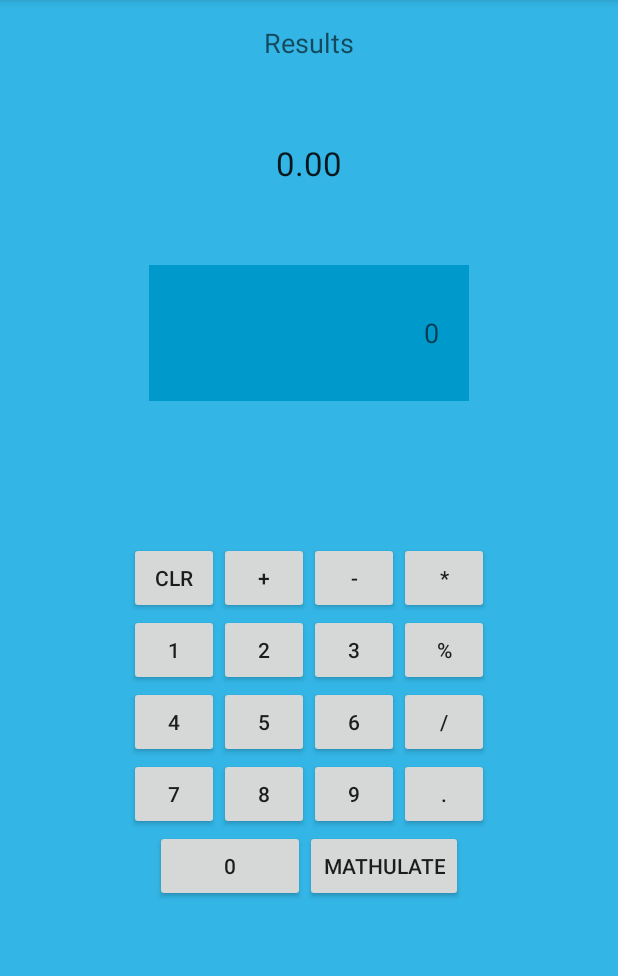
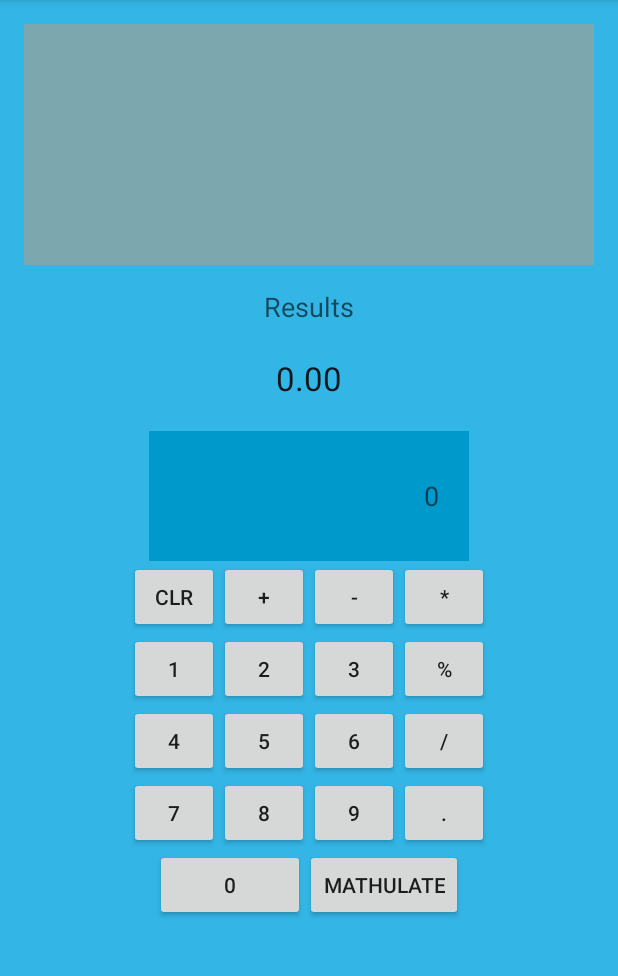
Before and after one commit to JohnMCrooks/Calculator-Android, an Android app: the screen it shows after launch (MainActivity), on a phone screen of 412 x 824 dp, the part 84-1060 px from its top. Run offline under Robolectric (Android 15) with nearby library versions, the phone set to English and light mode, and no system bars.

Commit message:
Started working on the Ticker Tape - Need to append latest input to the top.
TODO:
Deal with Modulo (Alter code to include it or remove it all together)
Work with Fragments
Add different calculator types (Interplanetary weight conversion, BMI, Metric to Imperial, etc...)

Polish

```diff
--- a/app/src/main/java/com/cr00keddesigns/calculator/MainActivity.java
+++ b/app/src/main/java/com/cr00keddesigns/calculator/MainActivity.java
@@ -15,6 +15,7 @@ import java.util.regex.*;
 public class MainActivity extends AppCompatActivity {
 
     private TextView txtResult;
+    private TextView textView3;
 
     private EditText operand1;
 
@@ -65,7 +66,7 @@ public class MainActivity extends AppCompatActivity {
         btn7 = (Button) findViewById(R.id.btn7);
         btn8 = (Button) findViewById(R.id.btn8);
         btn9 = (Button) findViewById(R.id.btn9);
-
+        textView3 = (TextView) findViewById(R.id.textView3);
         txtResult = (TextView) findViewById(R.id.txtResult);
 
         //on click listener allows us to click the button and cause an action to occur
@@ -78,7 +79,8 @@ public class MainActivity extends AppCompatActivity {
                     if (operand1.length()>1) {
                         //verify the last character isn't an operator so that the equation can be evaluated properly.
                         String last = String.valueOf(operand1.getText().charAt(operand1.length() - 1));
-                        checkLast(last, operand1, txtResult);
+                        textView3.append(("\n" + (checkLast(last, operand1, txtResult).getText().toString()) + " = " + txtResult.getText().toString()));
+
                     }else{
                         Toast.makeText(MainActivity.this, "That's a nice digit, what would you like to do with it?", Toast.LENGTH_SHORT).show();
                     }
@@ -216,7 +218,7 @@ public class MainActivity extends AppCompatActivity {
 
     }
 
-    public static void checkLast(String last, EditText operand1, TextView txtResult){
+    public static EditText checkLast(String last, EditText operand1, TextView txtResult){
         //If the last character is an operand, remove it and re-run the check.
         if(last.equals("-") || last.equals("+") ||last.equals("/") || last.equals("*")) {
             operand1.setText(operand1.getText().toString().substring(0,operand1.length()-1));
@@ -227,6 +229,7 @@ public class MainActivity extends AppCompatActivity {
             double result = eval(operand1.getText().toString());
             txtResult.setText(Double.toString(result));
         }
+        return operand1;
     }
 
 /* The Evaluation Code below was found on Stack Overflow originally posted by User 'Boann'.
--- a/app/src/main/res/layout/content_main.xml
+++ b/app/src/main/res/layout/content_main.xml
@@ -22,7 +22,23 @@
         android:layout_height="wrap_content"
         android:layout_gravity="center_horizontal"
         android:layout_weight="0.64"
-        android:weightSum="1">
+        android:weightSum="1"
+        android:gravity="bottom">
+
+        <TextView
+            android:layout_width="match_parent"
+            android:layout_height="wrap_content"
+            android:id="@+id/textView3"
+            android:background="#7ca7ae"
+            android:layout_weight="0.72"
+            android:scrollIndicators="right"
+            android:scrollbars="vertical"
+            android:editable="false"
+            android:fadeScrollbars="false"
+            android:maxLines="5"
+            android:minLines="1"
+            android:scrollY="300dp"
+            android:scrollbarSize="12dp" />
 
         <TextView
             android:layout_width="match_parent"
@@ -30,7 +46,8 @@
             android:textAppearance="?android:attr/textAppearanceMedium"
             android:text="Results"
             android:id="@+id/textView2"
-            android:gravity="center" />
+            android:gravity="center"
+            android:layout_marginTop="15dp" />
 
         <TextView
             android:layout_width="match_parent"
@@ -38,7 +55,7 @@
             android:textAppearance="?android:attr/textAppearanceLarge"
             android:text="0.00"
             android:id="@+id/txtResult"
-            android:layout_weight=".40"
+            android:layout_weight="0.17"
             android:singleLine="true"
             android:textAlignment="center"
             android:gravity="center" />
@@ -49,7 +66,7 @@
             android:ems="10"
             android:id="@+id/edit_operand1"
             android:hint="0"
-            android:layout_weight=".25"
+            android:layout_weight="0.25"
             android:backgroundTint="@android:color/holo_blue_dark"
             android:background="@android:color/holo_blue_dark"
             android:layout_gravity="center_horizontal"
```
Also changed, not shown: 27 other files.
